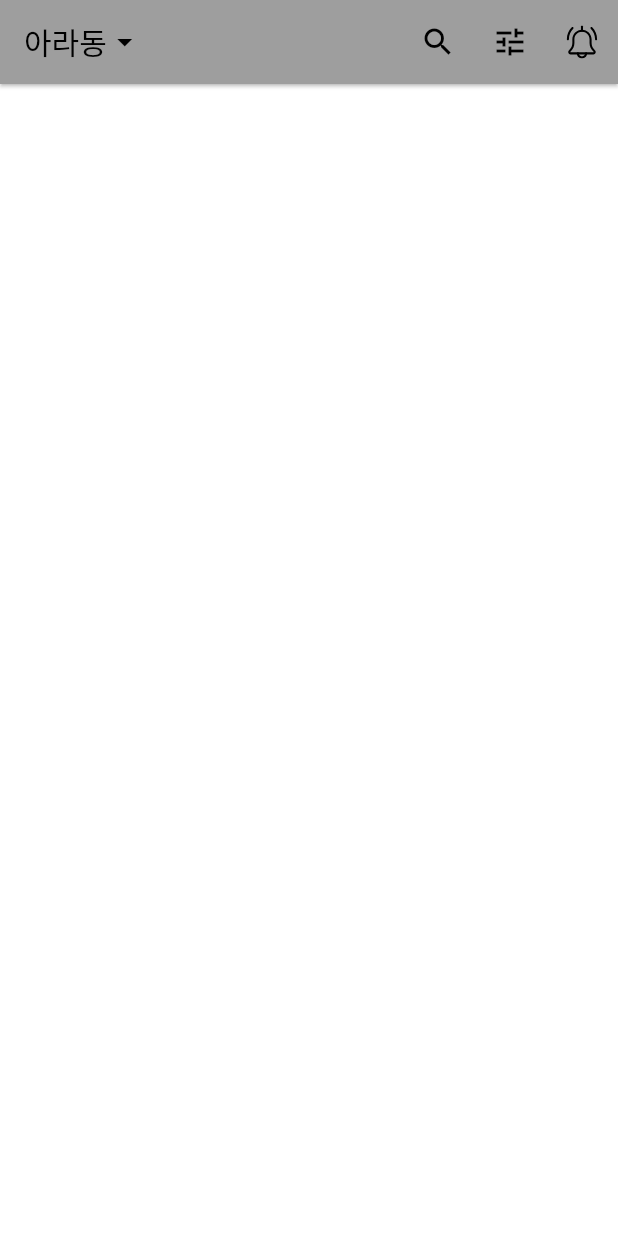
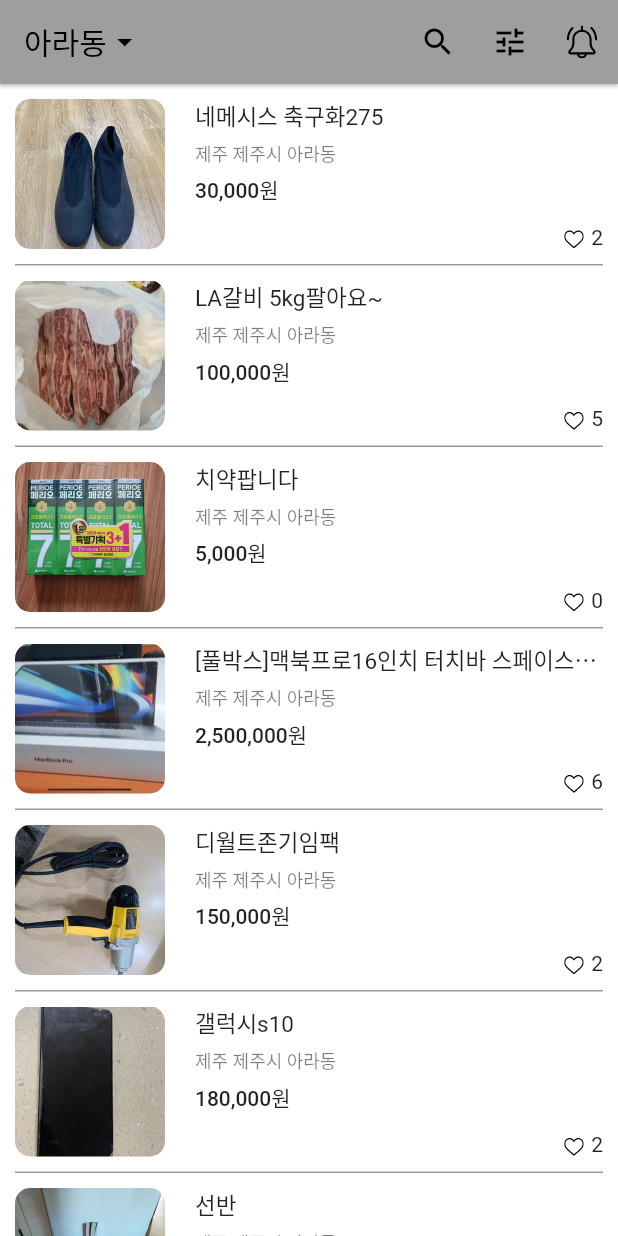
Before and after one commit to orchsik/carrot-market, a Flutter app: the screen it shows after launch, on a phone screen of 412 x 824 dp. Run offline on Flutter 3.47's test engine with Material 2 defaults, Android fonts, the phone set to English and light mode, and no system bars; our stand-ins replace flutter_svg.

Commit message:
Add: Body - 상품목록

```diff
--- a/lib/page/home.dart
+++ b/lib/page/home.dart
@@ -1,5 +1,6 @@
 import 'package:flutter/material.dart';
 import 'package:flutter_svg/flutter_svg.dart';
+import 'package:intl/intl.dart';
 
 class Home extends StatefulWidget {
   Home({Key? key}) : super(key: key);
@@ -9,10 +10,97 @@ class Home extends StatefulWidget {
 }
 
 class _HomeState extends State<Home> {
+  List<Map<String, String>> datas = [];
+
   @override
-  Widget build(BuildContext context) {
-    return Scaffold(
-      appBar: AppBar(
+  void initState() {
+    super.initState();
+    datas = [
+      {
+        "cid": "1",
+        "image": "assets/images/ara-1.jpg",
+        "title": "네메시스 축구화275",
+        "location": "제주 제주시 아라동",
+        "price": "30000",
+        "likes": "2"
+      },
+      {
+        "cid": "2",
+        "image": "assets/images/ara-2.jpg",
+        "title": "LA갈비 5kg팔아요~",
+        "location": "제주 제주시 아라동",
+        "price": "100000",
+        "likes": "5"
+      },
+      {
+        "cid": "3",
+        "image": "assets/images/ara-3.jpg",
+        "title": "치약팝니다",
+        "location": "제주 제주시 아라동",
+        "price": "5000",
+        "likes": "0"
+      },
+      {
+        "cid": "4",
+        "image": "assets/images/ara-4.jpg",
+        "title": "[풀박스]맥북프로16인치 터치바 스페이스그레이",
+        "location": "제주 제주시 아라동",
+        "price": "2500000",
+        "likes": "6"
+      },
+      {
+        "cid": "5",
+        "image": "assets/images/ara-5.jpg",
+        "title": "디월트존기임팩",
+        "location": "제주 제주시 아라동",
+        "price": "150000",
+        "likes": "2"
+      },
+      {
+        "cid": "6",
+        "image": "assets/images/ara-6.jpg",
+        "title": "갤럭시s10",
+        "location": "제주 제주시 아라동",
+        "price": "180000",
+        "likes": "2"
+      },
+      {
+        "cid": "7",
+        "image": "assets/images/ara-7.jpg",
+        "title": "선반",
+        "location": "제주 제주시 아라동",
+        "price": "15000",
+        "likes": "2"
+      },
+      {
+        "cid": "8",
+        "image": "assets/images/ara-8.jpg",
+        "title": "냉장 쇼케이스",
+        "location": "제주 제주시 아라동",
+        "price": "80000",
+        "likes": "3"
+      },
+      {
+        "cid": "9",
+        "image": "assets/images/ara-9.jpg",
+        "title": "대우 미니냉장고",
+        "location": "제주 제주시 아라동",
+        "price": "30000",
+        "likes": "3"
+      },
+      {
+        "cid": "10",
+        "image": "assets/images/ara-10.jpg",
+        "title": "멜킨스 풀업 턱걸이 판매합니다.",
+        "location": "제주 제주시 아라동",
+        "price": "50000",
+        "likes": "7"
+      },
+    ];
+  }
+
+  PreferredSizeWidget _appbarWidget() {
+    return AppBar(
       title: GestureDetector(
         onTap: () {
           print("click");
@@ -37,9 +125,95 @@ class _HomeState extends State<Home> {
               width: 22,
             )),
       ],
+    );
+  }
+
+  final oCcy = NumberFormat("#,###", "ko_KR");
+  String calcStringToWon(String priceString) {
+    return "${oCcy.format(int.parse(priceString))}원";
+  }
+
+  Widget _bodyWidget() {
+    return ListView.separated(
+        padding: const EdgeInsets.symmetric(horizontal: 10),
+        itemBuilder: (BuildContext _context, int index) {
+          return Container(
+              padding: const EdgeInsets.symmetric(vertical: 10),
+              child: Row(
+                children: [
+                  ClipRRect(
+                    borderRadius: BorderRadius.all(Radius.circular(10)),
+                    child: Image.asset(
+                      datas[index]["image"]!,
+                      width: 100,
+                      height: 100,
                     ),
-      body: Container(),
-      bottomNavigationBar: Container(),
+                  ),
+                  Expanded(
+                    child: Container(
+                      padding: const EdgeInsets.only(left: 20),
+                      height: 100,
+                      child: Column(
+                          crossAxisAlignment: CrossAxisAlignment.start,
+                          children: [
+                            Text(
+                              datas[index]["title"]!,
+                              style: TextStyle(
+                                  fontSize: 15,
+                                  overflow: TextOverflow.ellipsis),
+                            ),
+                            SizedBox(height: 5),
+                            Text(
+                              datas[index]["location"]!,
+                              style: TextStyle(
+                                fontSize: 12,
+                                color: Colors.black.withOpacity(0.5),
+                              ),
+                            ),
+                            SizedBox(height: 5),
+                            Text(
+                              calcStringToWon(datas[index]["price"]!),
+                              style: TextStyle(fontWeight: FontWeight.w500),
+                            ),
+                            SizedBox(height: 5),
+                            Expanded(
+                              child: Row(
+                                mainAxisAlignment: MainAxisAlignment.end,
+                                crossAxisAlignment: CrossAxisAlignment.end,
+                                children: [
+                                  SvgPicture.asset(
+                                    "assets/svg/heart_off.svg",
+                                    width: 13,
+                                    height: 13,
+                                  ),
+                                  SizedBox(width: 5),
+                                  Text(datas[index]["likes"]!)
+                                ],
+                              ),
+                            ),
+                          ]),
+                    ),
+                  )
+                ],
+              ));
+        },
+        separatorBuilder: (BuildContext _context, int index) {
+          return Container(
+            height: 1,
+            color: Colors.black.withOpacity(0.4),
+          );
+        },
+        itemCount: 10);
+  }
+
+  @override
+  Widget build(BuildContext context) {
+    return Scaffold(
+      appBar: _appbarWidget(),
+      body: _bodyWidget(),
+      // bottomNavigationBar: Container(
+      //   color: Colors.red,
+      // ),
     );
   }
 }
--- a/pubspec.yaml
+++ b/pubspec.yaml
@@ -34,6 +34,7 @@ dependencies:
   # Use with the CupertinoIcons class for iOS style icons.
   cupertino_icons: ^1.0.2
   flutter_svg: ^1.0.3
+  intl: ^0.17.0
 
 dev_dependencies:
   flutter_test:
```
Also changed, not shown: pubspec.lock, 1 other file. Lines whose indentation alone changed are shown as unchanged.
